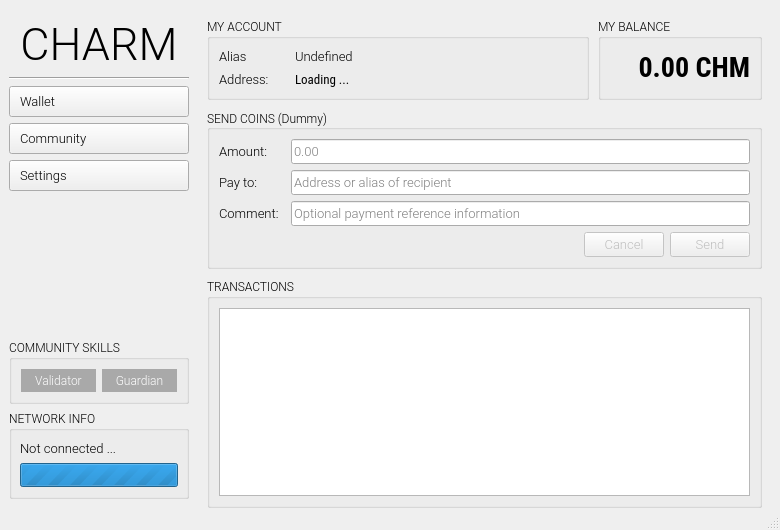
The window that app/ui/proto.ui (coblo/gui-demo) describes before a commit, drawn with Qt 5.
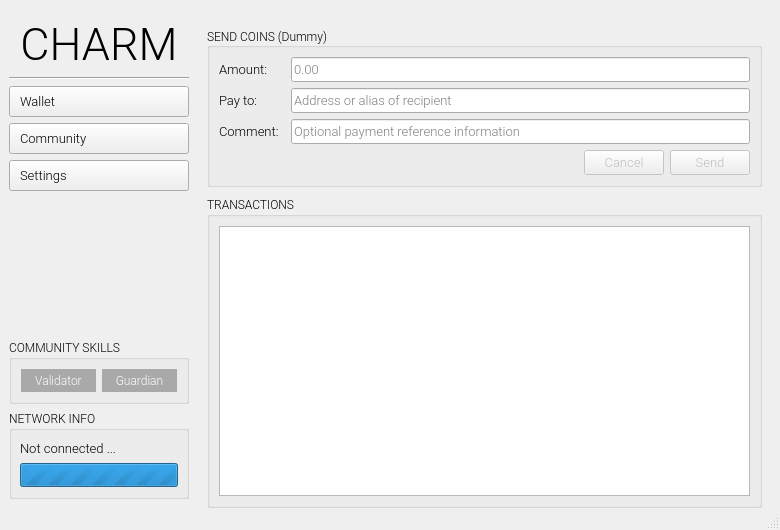
The same window after the commit. Icons and pictures are not drawn. Custom widgets are drawn as their Qt base class.

Commit message: Add edit alias option #8

```diff
--- a/app/ui/proto.ui
+++ b/app/ui/proto.ui
@@ -403,144 +403,7 @@
          <number>0</number>
         </property>
         <item>
-         <layout class="QHBoxLayout" name="lout_wallet_header_h" stretch="7,3">
-          <item>
-           <widget class="QGroupBox" name="gbox_wallet_my_account">
-            <property name="sizePolicy">
-             <sizepolicy hsizetype="Preferred" vsizetype="Preferred">
-              <horstretch>0</horstretch>
-              <verstretch>0</verstretch>
-             </sizepolicy>
-            </property>
-            <property name="font">
-             <font>
-              <family>Oswald</family>
-              <pointsize>9</pointsize>
-             </font>
-            </property>
-            <property name="title">
-             <string>MY ACCOUNT</string>
-            </property>
-            <property name="alignment">
-             <set>Qt::AlignLeading|Qt::AlignLeft|Qt::AlignTop</set>
-            </property>
-            <layout class="QGridLayout" name="gridLayout" columnstretch="2,8">
-             <item row="0" column="0">
-              <widget class="QLabel" name="lbl_wallet_alias_title">
-               <property name="sizePolicy">
-                <sizepolicy hsizetype="Preferred" vsizetype="Preferred">
-                 <horstretch>0</horstretch>
-                 <verstretch>0</verstretch>
-                </sizepolicy>
-               </property>
-               <property name="font">
-                <font>
-                 <family>Roboto Light</family>
-                 <pointsize>10</pointsize>
-                </font>
-               </property>
-               <property name="text">
-                <string>Alias</string>
-               </property>
-               <property name="alignment">
-                <set>Qt::AlignLeading|Qt::AlignLeft|Qt::AlignVCenter</set>
-               </property>
-               <property name="textInteractionFlags">
-                <set>Qt::NoTextInteraction</set>
-               </property>
-              </widget>
-             </item>
-             <item row="0" column="1">
-              <widget class="QLabel" name="lbl_wallet_alias">
-               <property name="font">
-                <font>
-                 <family>Roboto Light</family>
-                 <pointsize>10</pointsize>
-                </font>
-               </property>
-               <property name="text">
-                <string>Undefined</string>
-               </property>
-               <property name="textInteractionFlags">
-                <set>Qt::TextSelectableByKeyboard|Qt::TextSelectableByMouse</set>
-               </property>
-              </widget>
-             </item>
-             <item row="1" column="0">
-              <widget class="QLabel" name="lbl_wallet_address_title">
-               <property name="font">
-                <font>
-                 <family>Roboto Light</family>
-                 <pointsize>10</pointsize>
-                </font>
-               </property>
-               <property name="text">
-                <string>Address:</string>
-               </property>
-               <property name="textInteractionFlags">
-                <set>Qt::NoTextInteraction</set>
-               </property>
-              </widget>
-             </item>
-             <item row="1" column="1">
-              <widget class="QLabel" name="lbl_wallet_address">
-               <property name="font">
-                <font>
-                 <family>Roboto Condensed</family>
-                 <pointsize>10</pointsize>
-                </font>
-               </property>
-               <property name="text">
-                <string>Loading ...</string>
-               </property>
-               <property name="textInteractionFlags">
-                <set>Qt::TextSelectableByKeyboard|Qt::TextSelectableByMouse</set>
-               </property>
-              </widget>
-             </item>
-            </layout>
-           </widget>
-          </item>
-          <item>
-           <widget class="QGroupBox" name="gbox_wallet_my_balance">
-            <property name="font">
-             <font>
-              <family>Oswald</family>
-              <pointsize>9</pointsize>
-             </font>
-            </property>
-            <property name="title">
-             <string>MY BALANCE</string>
-            </property>
-            <property name="alignment">
-             <set>Qt::AlignLeading|Qt::AlignLeft|Qt::AlignTop</set>
-            </property>
-            <layout class="QHBoxLayout" name="lout_gbox_wallet_balance_h">
-             <item>
-              <widget class="QLabel" name="lbl_wallet_balance">
-               <property name="font">
-                <font>
-                 <family>Roboto Condensed</family>
-                 <pointsize>21</pointsize>
-                 <weight>75</weight>
-                 <bold>true</bold>
-                </font>
-               </property>
-               <property name="text">
-                <string>0.00 CHM</string>
-               </property>
-               <property name="alignment">
-                <set>Qt::AlignRight|Qt::AlignTrailing|Qt::AlignVCenter</set>
-               </property>
-               <property name="textInteractionFlags">
-                <set>Qt::TextSelectableByKeyboard|Qt::TextSelectableByMouse</set>
-               </property>
-              </widget>
-             </item>
-            </layout>
-           </widget>
-          </item>
-         </layout>
+         <widget class="MyAccount" name="widget" native="true"/>
         </item>
         <item>
          <widget class="QGroupBox" name="gbox_wallet_send">
@@ -1130,6 +993,14 @@
   </widget>
   <widget class="QStatusBar" name="statusbar"/>
  </widget>
+ <customwidgets>
+  <customwidget>
+   <class>MyAccount</class>
+   <extends>QWidget</extends>
+   <header>app.widgets.my_account</header>
+   <container>1</container>
+  </customwidget>
+ </customwidgets>
  <tabstops>
   <tabstop>btn_nav_wallet</tabstop>
   <tabstop>btn_nav_community</tabstop>
```
The commit also changes 10 other files.
